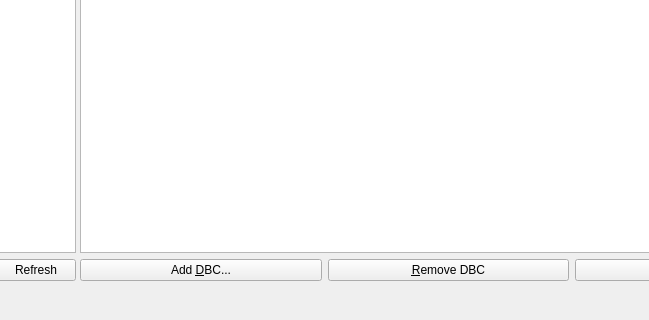
The window that src/window/SetupDialog/SetupDialog.ui (NightHawk32/CANgaroo) describes before a commit, drawn with Qt 5; both pictures show x 208 to 857 and y 515 to 835 of the 1036 by 835 pixel window.
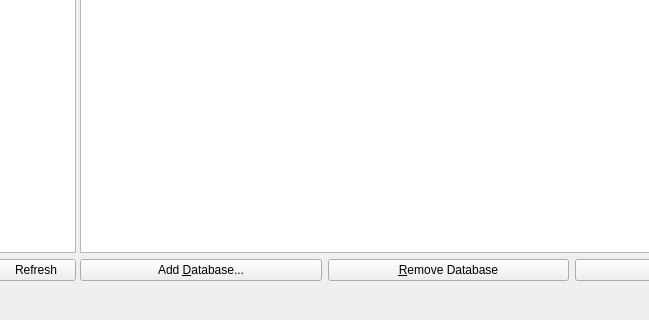
The same window after the commit. The open tabs and pages were chosen to show the change. Icons and pictures are not drawn.

Diff of the .ui file:
```diff
--- a/src/window/SetupDialog/SetupDialog.ui
+++ b/src/window/SetupDialog/SetupDialog.ui
@@ -236,7 +236,7 @@
               <item>
                <widget class="QPushButton" name="btAddDatabase">
                 <property name="text">
-                 <string>Add &amp;DBC...</string>
+                 <string>Add &amp;Database...</string>
                 </property>
                 <property name="icon">
                  <iconset theme="list-add"/>
@@ -246,7 +246,7 @@
               <item>
                <widget class="QPushButton" name="btRemoveDatabase">
                 <property name="text">
-                 <string>&amp;Remove DBC</string>
+                 <string>&amp;Remove Database</string>
                 </property>
                 <property name="icon">
                  <iconset theme="list-remove"/>
```
